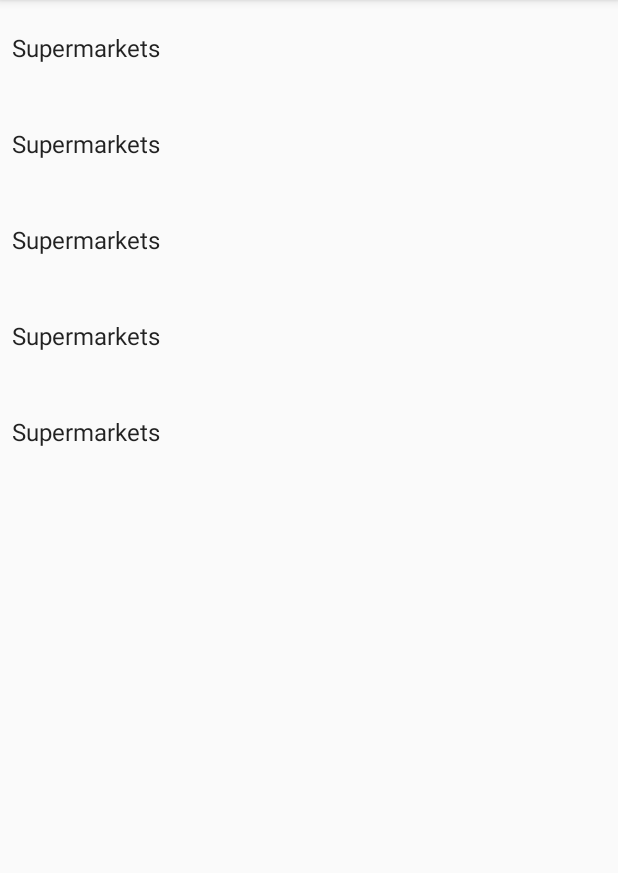
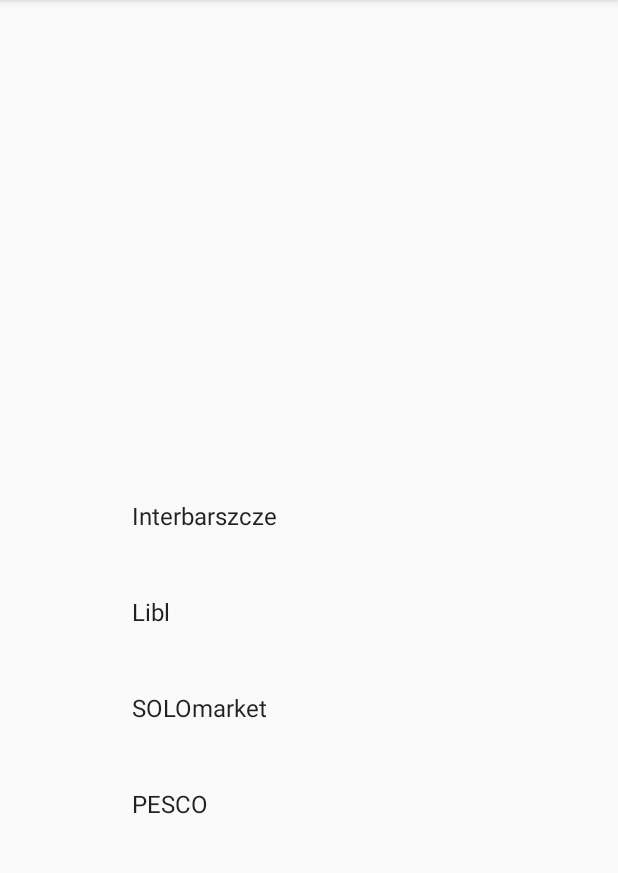
Before and after one commit to jedrzejleder/HackYeahApp, an Android app: the MapActivity screen opened directly, with no data from a screen before it, on a phone screen of 412 x 824 dp, the part 84-957 px from its top. Run offline under Robolectric (Android 15) with nearby library versions, the phone set to English and light mode, and no system bars.

Commit message:
sklepy i mapka
asasdasdasdasdasd

```diff
--- a/app/src/main/java/com/example/q_you/MapActivity.kt
+++ b/app/src/main/java/com/example/q_you/MapActivity.kt
@@ -34,43 +34,24 @@ class MapActivity : AppCompatActivity() {
     private fun generateSampleData(): List<FavShops> {
         return listOf(
             FavShops(
-                "Memories from University",
+                "Interbarszcze",
                 listOf(
-                    Place("Branner Hall", "Best dorm at Stanford", 37.426, -122.163),
-                    Place("Gates CS building", "Many long nights in this basement", 37.430, -122.173),
-                    Place("Pinkberry", "First date with my wife", 37.444, -122.170)
+                    Place("Aleksandrów", "Senatorska 4", 51.8064852,19.0557286)
                 )
             ),
-            FavShops("January vacation planning!",
+            FavShops("Libl",
                 listOf(
-                    Place("Tokyo", "Overnight layover", 35.67, 139.65),
-                    Place("Ranchi", "Family visit + wedding!", 23.34, 85.31),
-                    Place("Singapore", "Inspired by \"Crazy Rich Asians\"", 1.35, 103.82)
+                    Place("Aleksandrów", "Wojska Polskiego 95", 51.8152441,19.3209986)
                 )),
-            FavShops("Singapore travel itinerary",
+            FavShops("SOLOmarket",
                 listOf(
-                    Place("Gardens by the Bay", "Amazing urban nature park", 1.282, 103.864),
-                    Place("Jurong Bird Park", "Family-friendly park with many varieties of birds", 1.319, 103.706),
-                    Place("Sentosa", "Island resort with panoramic views", 1.249, 103.830),
-                    Place("Botanic Gardens", "One of the world's greatest tropical gardens", 1.3138, 103.8159)
+                    Place("Aleksandrów", "Piłsudskiego 2/4", 51.812665,19.313972)
+
                 )
             ),
-            FavShops("My favorite places in the Midwest",
+            FavShops("PESCO",
                 listOf(
-                    Place("Chicago", "Urban center of the midwest, the \"Windy City\"", 41.878, -87.630),
-                    Place("Rochester, Michigan", "The best of Detroit suburbia", 42.681, -83.134),
-                    Place("Mackinaw City", "The entrance into the Upper Peninsula", 45.777, -84.727),
-                    Place("Michigan State University", "Home to the Spartans", 42.701, -84.482),
-                    Place("University of Michigan", "Home to the Wolverines", 42.278, -83.738)
-                )
-            ),
-            FavShops("Restaurants to try",
-                listOf(
-                    Place("Champ's Diner", "Retro diner in Brooklyn", 40.709, -73.941),
-                    Place("Althea", "Chicago upscale dining with an amazing view", 41.895, -87.625),
-                    Place("Shizen", "Elegant sushi in San Francisco", 37.768, -122.422),
-                    Place("Citizen Eatery", "Bright cafe in Austin with a pink rabbit", 30.322, -97.739),
-                    Place("Kati Thai", "Authentic Portland Thai food, served with love", 45.505, -122.635)
+                    Place("Aleksandrów", "Południowa 1/3", 51.8164371,19.2932598)
                 )
             )
         )
--- a/app/src/main/java/com/example/q_you/MapsAdapter.kt
+++ b/app/src/main/java/com/example/q_you/MapsAdapter.kt
@@ -30,7 +30,7 @@ class MapsAdapter(val context: Context, val favShops: List<FavShops>,val onClick
             onClickListener.onItemClick(position)
         }
         val textViewTitle = holder.itemView.findViewById<TextView>(android.R.id.text1)
-        textViewTitle.text="Supermarkets"
+        textViewTitle.text=favShop.title
     }
     class ViewHolder(itemView: View) : RecyclerView.ViewHolder(itemView)
 }
--- a/app/src/main/res/layout/activity_map.xml
+++ b/app/src/main/res/layout/activity_map.xml
@@ -8,9 +8,15 @@
 
     <androidx.recyclerview.widget.RecyclerView
         android:id="@+id/rvMaps"
-        android:layout_width="409dp"
-        android:layout_height="729dp"
-        tools:layout_editor_absoluteX="1dp"
-        tools:layout_editor_absoluteY="1dp" />
+        android:layout_width="224dp"
+        android:layout_height="343dp"
+        app:layout_constraintBottom_toBottomOf="parent"
+        app:layout_constraintEnd_toEndOf="parent"
+        app:layout_constraintHorizontal_bias="0.427"
+        app:layout_constraintStart_toStartOf="parent"
+        app:layout_constraintTop_toTopOf="parent"
+        app:layout_constraintVertical_bias="0.734"
+        />
+
 
 </androidx.constraintlayout.widget.ConstraintLayout>
```
Also changed, not shown: app/src/main/java/com/example/q_you/DisplayMap.kt (line endings or trailing spaces).
